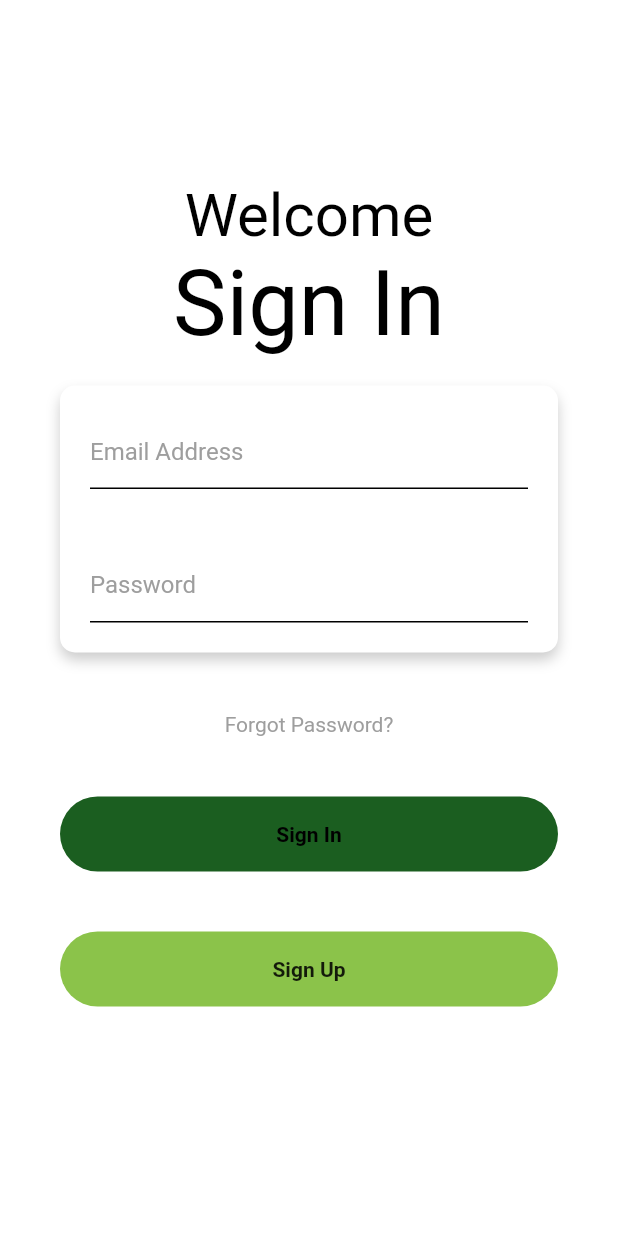
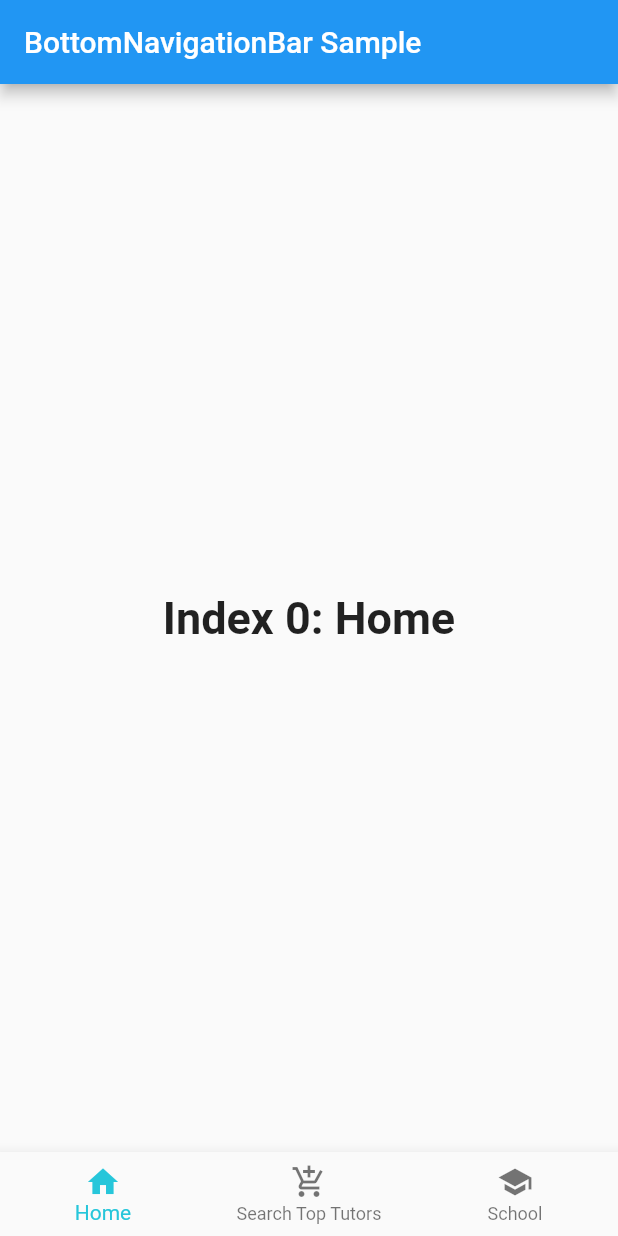
Before and after one commit to ramuvalliappan/tutr_app, a Flutter app: the screen it shows after launch, on a phone screen of 412 x 824 dp. Run offline on Flutter 3.47's test engine with Material 2 defaults, Android fonts, the phone set to English and light mode, and no system bars; our stand-ins replace smooth_star_rating.

Commit message:
added bottom view navigation

```diff
--- a/lib/main.dart
+++ b/lib/main.dart
@@ -1,118 +1,81 @@
 import 'package:flutter/material.dart';
-import 'package:tutr_app/screens/Sign_in_page.dart';
 
-void main() {
-  runApp(MyApp());
-}
 
+void main() => runApp(MyApp());
+
+/// This Widget is the main application widget.
 class MyApp extends StatelessWidget {
-  // This widget is the root of your application.
+  static const String _title = 'Flutter Code Sample';
+
   @override
   Widget build(BuildContext context) {
     return MaterialApp(
-      title: 'Flutter Demo',
-      theme: ThemeData(
-        // This is the theme of your application.
-        //
-        // Try running your application with "flutter run". You'll see the
-        // application has a blue toolbar. Then, without quitting the app, try
-        // changing the primarySwatch below to Colors.green and then invoke
-        // "hot reload" (press "r" in the console where you ran "flutter run",
-        // or simply save your changes to "hot reload" in a Flutter IDE).
-        // Notice that the counter didn't reset back to zero; the application
-        // is not restarted.
-        primarySwatch: Colors.blue,
-        // This makes the visual density adapt to the platform that you run
-        // the app on. For desktop platforms, the controls will be smaller and
-        // closer together (more dense) than on mobile platforms.
-        visualDensity: VisualDensity.adaptivePlatformDensity,
-      ),
-      home: SignInScreen(),
+      title: _title,
+      home: MyStatefulWidget(),
     );
   }
 }
 
-class MyHomePage extends StatefulWidget {
-  MyHomePage({Key key, this.title}) : super(key: key);
-
-  // This widget is the home page of your application. It is stateful, meaning
-  // that it has a State object (defined below) that contains fields that affect
-  // how it looks.
-
-  // This class is the configuration for the state. It holds the values (in this
-  // case the title) provided by the parent (in this case the App widget) and
-  // used by the build method of the State. Fields in a Widget subclass are
-  // always marked "final".
-
-  final String title;
+class MyStatefulWidget extends StatefulWidget {
+  MyStatefulWidget({Key key}) : super(key: key);
 
   @override
-  _MyHomePageState createState() => _MyHomePageState();
+  _MyStatefulWidgetState createState() => _MyStatefulWidgetState();
 }
 
-class _MyHomePageState extends State<MyHomePage> {
-  int _counter = 0;
+class _MyStatefulWidgetState extends State<MyStatefulWidget> {
+  int _selectedIndex = 0;
+  static const TextStyle optionStyle =
+  TextStyle(fontSize: 30, fontWeight: FontWeight.bold);
+  static const List<Widget> _widgetOptions = <Widget>[
+    Text(
+      'Index 0: Home',
+      style: optionStyle,
+    ),
+    Text(
+      'Insert Tutor list here',
+      style: optionStyle,
+    ),
+    Text(
+      'Index 2: School',
+      style: optionStyle,
+    ),
+  ];
 
-  void _incrementCounter() {
+  void _onItemTapped(int index) {
     setState(() {
-      // This call to setState tells the Flutter framework that something has
-      // changed in this State, which causes it to rerun the build method below
-      // so that the display can reflect the updated values. If we changed
-      // _counter without calling setState(), then the build method would not be
-      // called again, and so nothing would appear to happen.
-      _counter++;
+      _selectedIndex = index;
     });
   }
 
   @override
   Widget build(BuildContext context) {
-    // This method is rerun every time setState is called, for instance as done
-    // by the _incrementCounter method above.
-    //
-    // The Flutter framework has been optimized to make rerunning build methods
-    // fast, so that you can just rebuild anything that needs updating rather
-    // than having to individually change instances of widgets.
     return Scaffold(
       appBar: AppBar(
-        // Here we take the value from the MyHomePage object that was created by
-        // the App.build method, and use it to set our appbar title.
-        title: Text(widget.title),
+        title: const Text('BottomNavigationBar Sample'),
       ),
       body: Center(
-        // Center is a layout widget. It takes a single child and positions it
-        // in the middle of the parent.
-        child: Column(
-          // Column is also a layout widget. It takes a list of children and
-          // arranges them vertically. By default, it sizes itself to fit its
-          // children horizontally, and tries to be as tall as its parent.
-          //
-          // Invoke "debug painting" (press "p" in the console, choose the
-          // "Toggle Debug Paint" action from the Flutter Inspector in Android
-          // Studio, or the "Toggle Debug Paint" command in Visual Studio Code)
-          // to see the wireframe for each widget.
-          //
-          // Column has various properties to control how it sizes itself and
-          // how it positions its children. Here we use mainAxisAlignment to
-          // center the children vertically; the main axis here is the vertical
-          // axis because Columns are vertical (the cross axis would be
-          // horizontal).
-          mainAxisAlignment: MainAxisAlignment.center,
-          children: <Widget>[
-            Text(
-              'You have pushed the button this many times:',
-            ),
-            Text(
-              '$_counter',
-              style: Theme.of(context).textTheme.headline4,
-            ),
-          ],
-        ),
+        child: _widgetOptions.elementAt(_selectedIndex),
       ),
-      floatingActionButton: FloatingActionButton(
-        onPressed: _incrementCounter,
-        tooltip: 'Increment',
-        child: Icon(Icons.add),
-      ), // This trailing comma makes auto-formatting nicer for build methods.
+      bottomNavigationBar: BottomNavigationBar(
+        items: const <BottomNavigationBarItem>[
+          BottomNavigationBarItem(
+            icon: Icon(Icons.home),
+            title: Text('Home'),
+          ),
+          BottomNavigationBarItem(
+            icon: Icon(Icons.add_shopping_cart),
+            title: Text('Search Top Tutors'),
+          ),
+          BottomNavigationBarItem(
+            icon: Icon(Icons.school),
+            title: Text('School'),
+          ),
+        ],
+        currentIndex: _selectedIndex,
+        selectedItemColor: Colors.cyan[400],
+        onTap: _onItemTapped,
+      ),
     );
   }
 }
```
Also changed, not shown: lib/screens/profile_page.dart (+30 -16 lines), pubspec.lock.
